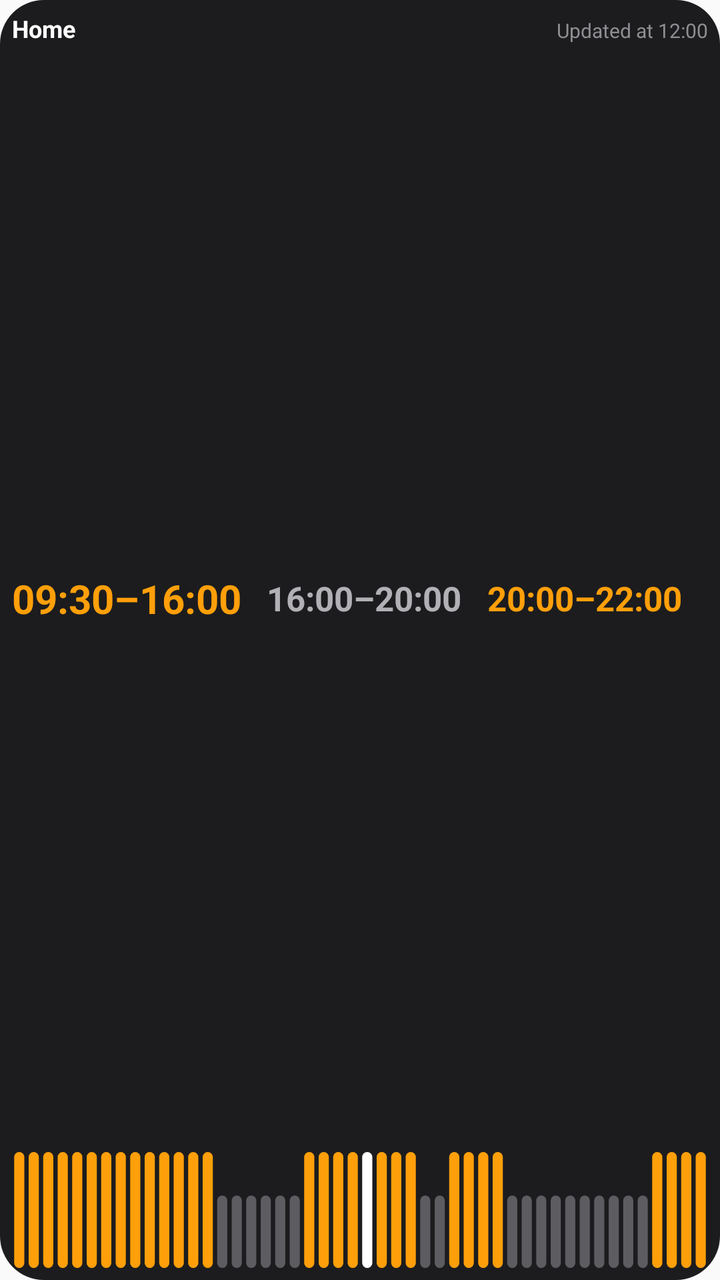
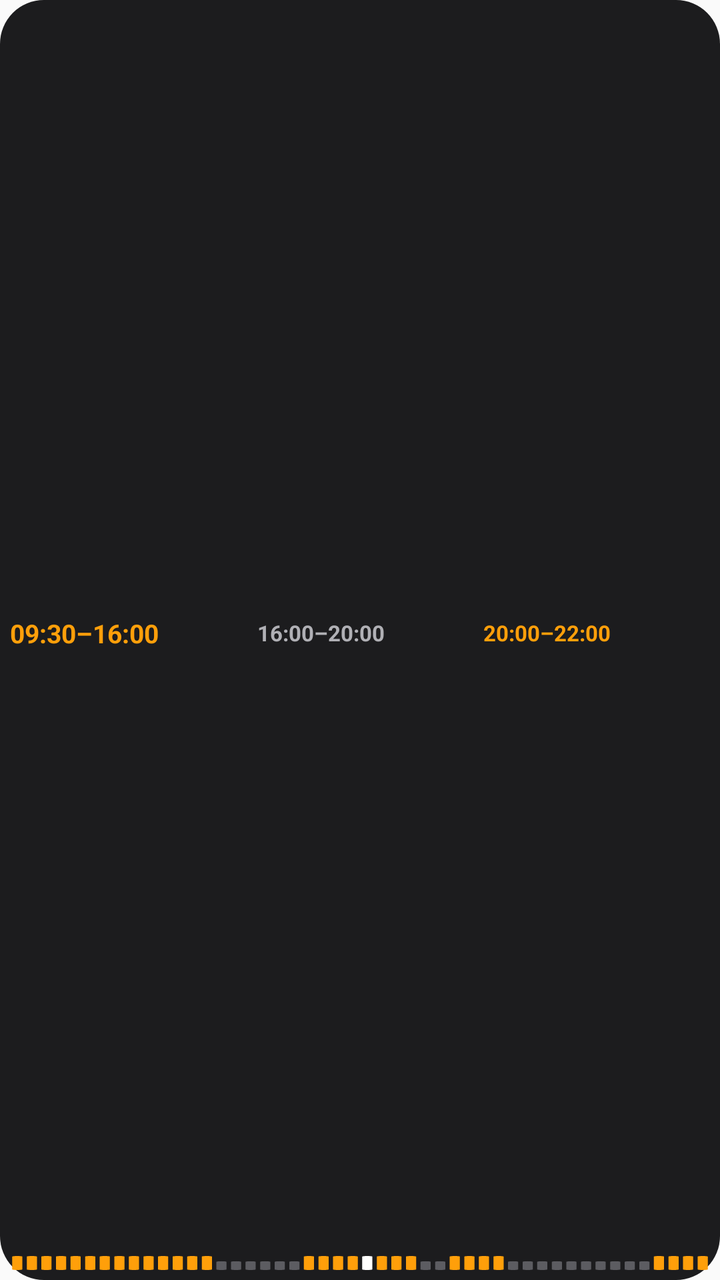

An Android layout rendered at two revisions. The XML below is the earlier revision; the diff shows what the commit changed to produce the second picture.
<!-- AndroidManifest.xml: application theme Theme.App -->
<!-- res/layout/widget_preview_4x1.xml -->
<?xml version="1.0" encoding="utf-8"?>
<LinearLayout xmlns:android="http://schemas.android.com/apk/res/android"
    android:layout_width="match_parent"
    android:layout_height="match_parent"
    android:background="@drawable/preview_bg"
    android:orientation="vertical"
    android:padding="6dp">
<LinearLayout android:layout_width="match_parent" android:layout_height="wrap_content" android:orientation="horizontal"><TextView android:layout_width="wrap_content" android:layout_height="wrap_content" android:text="@string/preview_name" android:textColor="#FFFFFFFF" android:textSize="12sp" android:textStyle="bold" android:layout_weight="1" /><TextView android:layout_width="wrap_content" android:layout_height="wrap_content" android:text="@string/preview_updated" android:textColor="#FF8E8E93" android:textSize="10sp" /></LinearLayout>
<LinearLayout android:layout_width="match_parent" android:layout_height="0dp" android:layout_weight="1" android:gravity="center_vertical" android:orientation="horizontal"><TextView android:layout_width="wrap_content" android:layout_height="wrap_content" android:text="09:30–16:00" android:textColor="#FFFF9F0A" android:textSize="20sp" android:textStyle="bold" android:layout_weight="1" /><TextView android:layout_width="wrap_content" android:layout_height="wrap_content" android:text="16:00–20:00" android:textColor="#FFB0B0B5" android:textSize="17sp" android:textStyle="bold" android:layout_weight="1" /><TextView android:layout_width="wrap_content" android:layout_height="wrap_content" android:text="20:00–22:00" android:textColor="#FFFF9F0A" android:textSize="17sp" android:textStyle="bold" android:layout_weight="1" /></LinearLayout>
<ImageView android:layout_width="match_parent" android:layout_height="wrap_content" android:adjustViewBounds="true" android:scaleType="fitXY" android:src="@drawable/preview_pills" />
</LinearLayout>
<!-- resources referenced by this layout -->
<resources>
  <!-- drawable preview_bg (drawable) -->
  <?xml version="1.0" encoding="utf-8"?>
  <shape xmlns:android="http://schemas.android.com/apk/res/android" android:shape="rectangle">
      <solid android:color="#FF1C1C1E" />
      <corners android:radius="22dp" />
  </shape>
  <!-- drawable preview_pills: vector/xml drawable (drawable, 5907 chars, omitted) -->
  <string name="preview_name">Home</string>
  <string name="preview_updated">Updated at 12:00</string>
  <style name="Theme.App" parent="android:Theme.Material.Light.NoActionBar" />
</resources>

<!-- the commit's change to res/layout/widget_preview_4x1.xml (unified diff, before → after) -->
@@ -4,8 +4,7 @@
     android:layout_height="match_parent"
     android:background="@drawable/preview_bg"
     android:orientation="vertical"
-    android:padding="6dp">
-<LinearLayout android:layout_width="match_parent" android:layout_height="wrap_content" android:orientation="horizontal"><TextView android:layout_width="wrap_content" android:layout_height="wrap_content" android:text="@string/preview_name" android:textColor="#FFFFFFFF" android:textSize="12sp" android:textStyle="bold" android:layout_weight="1" /><TextView android:layout_width="wrap_content" android:layout_height="wrap_content" android:text="@string/preview_updated" android:textColor="#FF8E8E93" android:textSize="10sp" /></LinearLayout>
-<LinearLayout android:layout_width="match_parent" android:layout_height="0dp" android:layout_weight="1" android:gravity="center_vertical" android:orientation="horizontal"><TextView android:layout_width="wrap_content" android:layout_height="wrap_content" android:text="09:30–16:00" android:textColor="#FFFF9F0A" android:textSize="20sp" android:textStyle="bold" android:layout_weight="1" /><TextView android:layout_width="wrap_content" android:layout_height="wrap_content" android:text="16:00–20:00" android:textColor="#FFB0B0B5" android:textSize="17sp" android:textStyle="bold" android:layout_weight="1" /><TextView android:layout_width="wrap_content" android:layout_height="wrap_content" android:text="20:00–22:00" android:textColor="#FFFF9F0A" android:textSize="17sp" android:textStyle="bold" android:layout_weight="1" /></LinearLayout>
-<ImageView android:layout_width="match_parent" android:layout_height="wrap_content" android:adjustViewBounds="true" android:scaleType="fitXY" android:src="@drawable/preview_pills" />
+    android:padding="5dp">
+<LinearLayout android:layout_width="match_parent" android:layout_height="0dp" android:layout_weight="1" android:gravity="center_vertical" android:orientation="horizontal"><TextView android:layout_width="wrap_content" android:layout_height="wrap_content" android:text="09:30–16:00" android:textColor="#FFFF9F0A" android:textSize="13sp" android:singleLine="true" android:textStyle="bold" android:layout_weight="1" /><TextView android:layout_width="wrap_content" android:layout_height="wrap_content" android:text="16:00–20:00" android:textColor="#FFB0B0B5" android:textSize="11sp" android:singleLine="true" android:textStyle="bold" android:layout_weight="1" /><TextView android:layout_width="wrap_content" android:layout_height="wrap_content" android:text="20:00–22:00" android:textColor="#FFFF9F0A" android:textSize="11sp" android:singleLine="true" android:textStyle="bold" android:layout_weight="1" /></LinearLayout>
+<ImageView android:layout_width="match_parent" android:layout_height="7dp" android:scaleType="fitXY" android:src="@drawable/preview_pills" />
 </LinearLayout>
<!-- resource entries referenced after the edit -->
@@ -7,8 +7,6 @@
       <corners android:radius="22dp" />
   </shape>
   <!-- drawable preview_pills: vector/xml drawable (drawable, 5907 chars, omitted) -->
-  <string name="preview_name">Home</string>
-  <string name="preview_updated">Updated at 12:00</string>
   <style name="Theme.App" parent="android:Theme.Material.Light.NoActionBar" />
 </resources>
 
